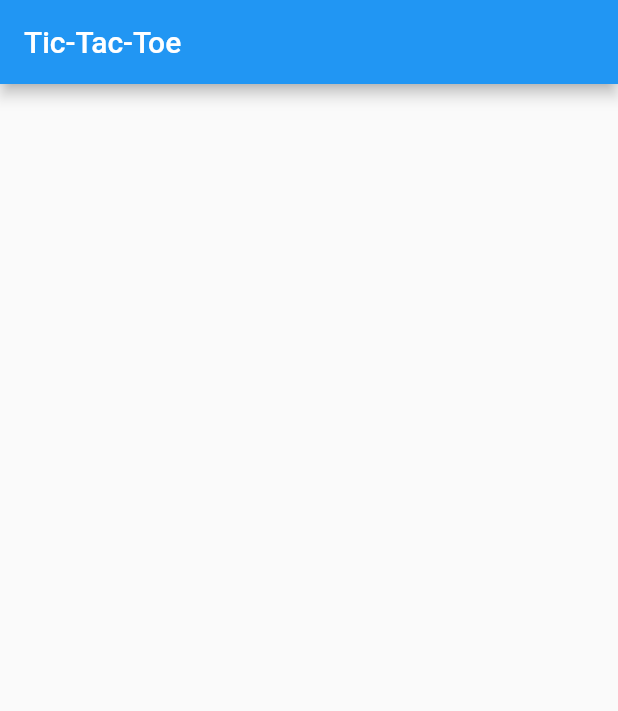
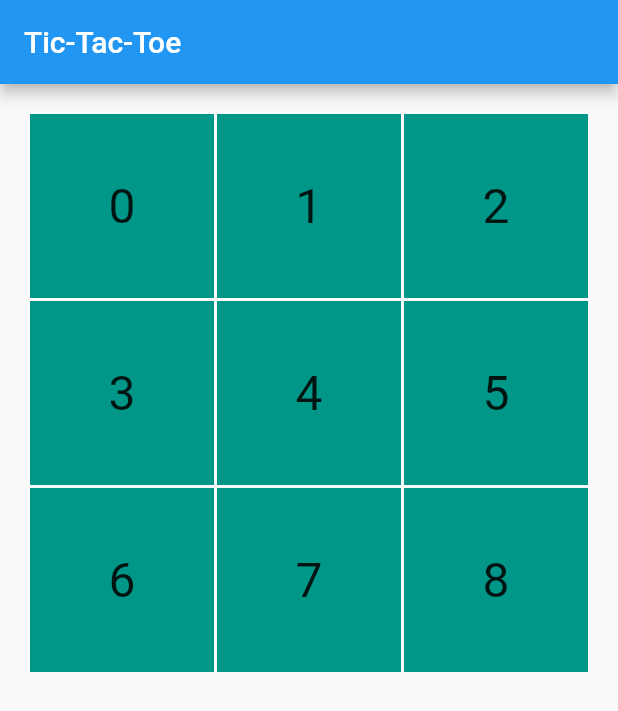
Before and after one commit to sachinboban/flutter-tic-tac-toe, a Flutter app: the screen it shows after launch, on a phone screen of 412 x 824 dp. Shown: the top 711 px of the screen. Run offline on Flutter 3.47's test engine with Material 2 defaults, Android fonts, the light colour scheme and no system bars.

Commit message:
Add grid layout
Add grid layout using GridView
and Container. Revert Square back
to StatelessWidget temporarily.

Signed-off-by: Sachin Boban <sachinbobank@gmail.com>

```diff
--- a/lib/main.dart
+++ b/lib/main.dart
@@ -4,37 +4,39 @@ void main() {
   runApp(TicTacToe());
 }
 
-class Square extends StatefulWidget {
-  final int id;
-  Square({this.id});
+class Square extends StatelessWidget {
+  final int index;
+  final TextStyle _biggerFont = const TextStyle(fontSize: 32);
 
-  @override
-  _SquareState createState() => _SquareState();
-}
-
-class _SquareState extends State<Square> {
-  bool _enabled = false;
+  Square({this.index});
 
   @override
   Widget build(BuildContext context) {
-    if (_enabled) {
-      return Center(
-        child: ListTile(
-          title: Text('${widget.id}'),
-        ),
-      );
-    } else {
-      return Center(
-        child: ListTile(
-          title: Text(''),
-          onTap: () {
-            setState(() {
-              _enabled = true;
-            });
-          },
-        ),
-      );
-    }
+    return Center(
+      child: Text(
+          '$index',
+          style: _biggerFont,
+      )
+    );
+  }
+}
+
+class Grid extends StatelessWidget {
+  @override
+  Widget build(BuildContext context) {
+    return GridView.count(
+      padding: const EdgeInsets.all(20),
+      crossAxisSpacing: 2,
+      mainAxisSpacing: 2,
+      crossAxisCount: 3,
+      children: List.generate(9, (index) {
+        return Container(
+          padding: const EdgeInsets.all(8),
+          child: Square(index: index),
+          color: Colors.teal,
+        );
+      }),
+    );
   }
 }
 
@@ -45,7 +47,7 @@ class Game extends StatelessWidget{
       appBar: AppBar(
         title: const Text('Tic-Tac-Toe'),
       ),
-      body: Square(id: 0),
+      body: Grid(),
     );
   }
 }
@@ -53,7 +55,6 @@ class Game extends StatelessWidget{
 class TicTacToe extends StatelessWidget {
   @override
   Widget build(BuildContext context) {
-    // TODO: implement build
     return MaterialApp(
       title: 'Tic-Tac-Toe',
       home: Game(),
```
